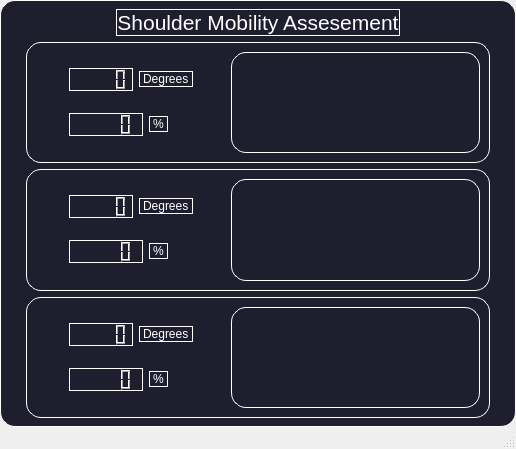
Qt form mobility_assesement.ui (tahaaa22/MuscleMetric-Pro) before a commit.
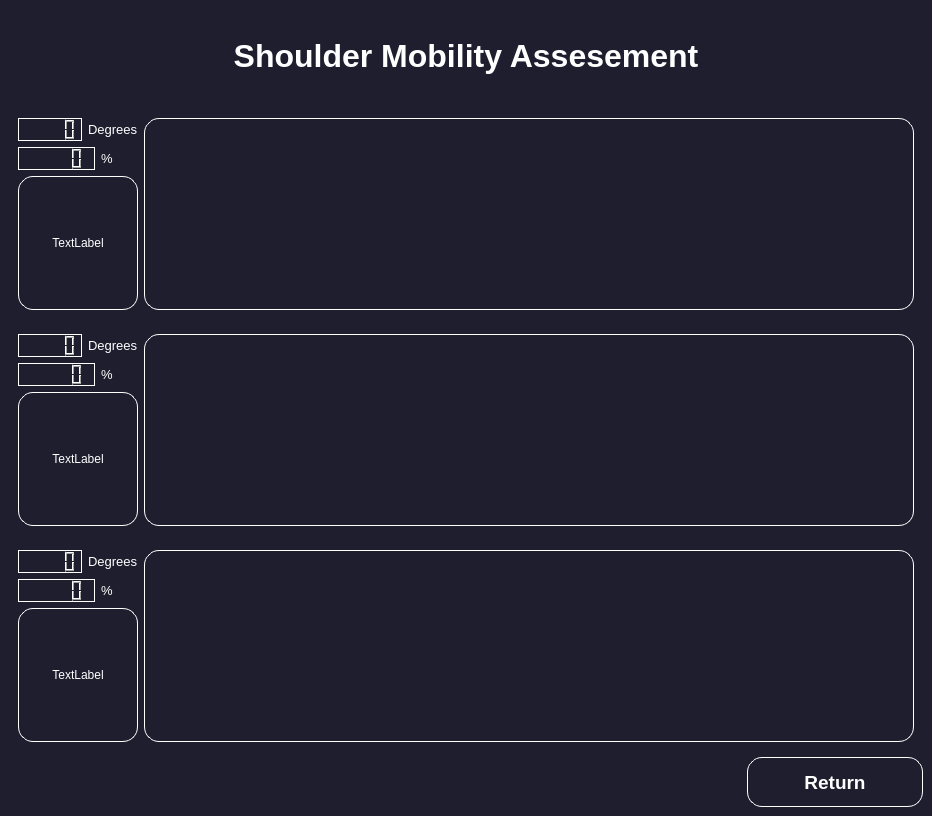
The same form after that commit.

```diff
--- a/mobility_assesement.ui
+++ b/mobility_assesement.ui
@@ -6,8 +6,8 @@
    <rect>
     <x>0</x>
     <y>0</y>
-    <width>516</width>
-    <height>449</height>
+    <width>932</width>
+    <height>816</height>
    </rect>
   </property>
   <property name="windowTitle">
@@ -16,123 +16,15 @@
   <widget class="QWidget" name="centralwidget">
    <property name="styleSheet">
     <string notr="true">background-color: #1e1e2f;
-border: 1.2px solid #ffffff;
-border-style: outset;
-border-radius: 15px;
+border:none;
 color:#ffffff;
 </string>
    </property>
-   <layout class="QGridLayout" name="gridLayout">
-    <item row="2" column="0">
-     <spacer name="horizontalSpacer_12">
-      <property name="orientation">
-       <enum>Qt::Horizontal</enum>
-      </property>
-      <property name="sizeHint" stdset="0">
-       <size>
-        <width>40</width>
-        <height>20</height>
-       </size>
-      </property>
-     </spacer>
-    </item>
-    <item row="2" column="1">
-     <widget class="QGroupBox" name="">
-      <layout class="QHBoxLayout" name="horizontalLayout_9">
+   <layout class="QGridLayout" name="gridLayout_4">
+    <item row="0" column="0">
+     <layout class="QVBoxLayout" name="verticalLayout_4">
        <item>
-        <spacer name="horizontalSpacer_10">
-         <property name="orientation">
-          <enum>Qt::Horizontal</enum>
-         </property>
-         <property name="sizeHint" stdset="0">
-          <size>
-           <width>40</width>
-           <height>20</height>
-          </size>
-         </property>
-        </spacer>
-       </item>
-       <item>
-        <layout class="QVBoxLayout" name="verticalLayout_2">
-         <item>
-          <layout class="QHBoxLayout" name="horizontalLayout_4">
-           <item>
-            <widget class="QLCDNumber" name="adduction_deg"/>
-           </item>
-           <item>
-            <widget class="QLabel" name="add_deg_label">
-             <property name="sizePolicy">
-              <sizepolicy hsizetype="Fixed" vsizetype="Fixed">
-               <horstretch>0</horstretch>
-               <verstretch>0</verstretch>
-              </sizepolicy>
-             </property>
-             <property name="text">
-              <string>Degrees</string>
-             </property>
-            </widget>
-           </item>
-          </layout>
-         </item>
-         <item>
-          <layout class="QHBoxLayout" name="horizontalLayout_5">
-           <item>
-            <widget class="QLCDNumber" name="adduction_per"/>
-           </item>
-           <item>
-            <widget class="QLabel" name="add_per_label">
-             <property name="sizePolicy">
-              <sizepolicy hsizetype="Fixed" vsizetype="Fixed">
-               <horstretch>0</horstretch>
-               <verstretch>0</verstretch>
-              </sizepolicy>
-             </property>
-             <property name="text">
-              <string>%</string>
-             </property>
-            </widget>
-           </item>
-           <item>
-            <spacer name="horizontalSpacer_4">
-             <property name="orientation">
-              <enum>Qt::Horizontal</enum>
-             </property>
-             <property name="sizeType">
-              <enum>QSizePolicy::Fixed</enum>
-             </property>
-             <property name="sizeHint" stdset="0">
-              <size>
-               <width>25</width>
-               <height>20</height>
-              </size>
-             </property>
-            </spacer>
-           </item>
-          </layout>
-         </item>
-        </layout>
-       </item>
-       <item>
-        <spacer name="horizontalSpacer_7">
-         <property name="orientation">
-          <enum>Qt::Horizontal</enum>
-         </property>
-         <property name="sizeHint" stdset="0">
-          <size>
-           <width>40</width>
-           <height>20</height>
-          </size>
-         </property>
-        </spacer>
-       </item>
-       <item>
-        <widget class="QGraphicsView" name="adduction"/>
-       </item>
-      </layout>
-     </widget>
-    </item>
-    <item row="0" column="1">
-     <layout class="QHBoxLayout" name="horizontalLayout">
+       <layout class="QHBoxLayout" name="title">
       <item>
        <spacer name="horizontalSpacer_2">
         <property name="orientation">
@@ -165,9 +57,14 @@
         </property>
         <property name="font">
          <font>
-          <pointsize>16</pointsize>
-         </font>
-        </property>
+            <pointsize>24</pointsize>
+            <weight>75</weight>
+            <bold>true</bold>
+           </font>
+          </property>
+          <property name="styleSheet">
+           <string notr="true">border:none;</string>
+          </property>
         <property name="text">
          <string>Shoulder Mobility Assesement</string>
         </property>
@@ -194,28 +91,33 @@
       </item>
      </layout>
     </item>
-    <item row="1" column="1">
-     <widget class="QGroupBox" name="">
-      <layout class="QHBoxLayout" name="horizontalLayout_8">
        <item>
-        <spacer name="horizontalSpacer_9">
-         <property name="orientation">
-          <enum>Qt::Horizontal</enum>
-         </property>
-         <property name="sizeHint" stdset="0">
-          <size>
-           <width>40</width>
-           <height>20</height>
-          </size>
-         </property>
-        </spacer>
-       </item>
-       <item>
+       <widget class="QGroupBox" name="extensionBox">
+        <layout class="QGridLayout" name="gridLayout_3">
+         <item row="0" column="0">
         <layout class="QVBoxLayout" name="verticalLayout">
          <item>
           <layout class="QHBoxLayout" name="horizontalLayout_2">
            <item>
-            <widget class="QLCDNumber" name="flexion_deg"/>
+              <widget class="QLCDNumber" name="flexion_deg">
+               <property name="sizePolicy">
+                <sizepolicy hsizetype="Minimum" vsizetype="Fixed">
+                 <horstretch>0</horstretch>
+                 <verstretch>0</verstretch>
+                </sizepolicy>
+               </property>
+               <property name="maximumSize">
+                <size>
+                 <width>16777215</width>
+                 <height>40</height>
+                </size>
+               </property>
+               <property name="styleSheet">
+                <string notr="true">border: 1.2px solid #ffffff;
+border-style: outset;
+border-radius: 15px;</string>
+               </property>
+              </widget>
            </item>
            <item>
             <widget class="QLabel" name="flex_deg_label">
@@ -225,6 +127,11 @@
                <verstretch>0</verstretch>
               </sizepolicy>
              </property>
+               <property name="font">
+                <font>
+                 <pointsize>10</pointsize>
+                </font>
+               </property>
              <property name="text">
               <string>Degrees</string>
              </property>
@@ -235,7 +142,25 @@
          <item>
           <layout class="QHBoxLayout" name="horizontalLayout_3">
            <item>
-            <widget class="QLCDNumber" name="flexion_per"/>
+              <widget class="QLCDNumber" name="flexion_per">
+               <property name="sizePolicy">
+                <sizepolicy hsizetype="Minimum" vsizetype="Fixed">
+                 <horstretch>0</horstretch>
+                 <verstretch>0</verstretch>
+                </sizepolicy>
+               </property>
+               <property name="maximumSize">
+                <size>
+                 <width>16777215</width>
+                 <height>40</height>
+                </size>
+               </property>
+               <property name="styleSheet">
+                <string notr="true">border: 1.2px solid #ffffff;
+border-style: outset;
+border-radius: 15px;</string>
+               </property>
+              </widget>
            </item>
            <item>
             <widget class="QLabel" name="flex_per_label">
@@ -245,6 +170,11 @@
                <verstretch>0</verstretch>
               </sizepolicy>
              </property>
+               <property name="font">
+                <font>
+                 <pointsize>10</pointsize>
+                </font>
+               </property>
              <property name="text">
               <string>%</string>
              </property>
@@ -270,47 +200,182 @@
          </item>
         </layout>
        </item>
-       <item>
-        <spacer name="horizontalSpacer_3">
-         <property name="orientation">
-          <enum>Qt::Horizontal</enum>
-         </property>
-         <property name="sizeHint" stdset="0">
+         <item row="0" column="1" rowspan="2">
+          <widget class="QGraphicsView" name="flexion">
+           <property name="styleSheet">
+            <string notr="true">border: 1.2px solid #ffffff;
+border-style: outset;
+border-radius: 15px;</string>
+           </property>
+          </widget>
+         </item>
+         <item row="1" column="0">
+          <widget class="QLabel" name="label_3">
+           <property name="styleSheet">
+            <string notr="true">border: 1.2px solid #ffffff;
+border-style: outset;
+border-radius: 15px;
+font: 75 10pt &quot;MS Shell Dlg 2&quot; ;
+</string>
+           </property>
+           <property name="text">
+            <string>TextLabel</string>
+           </property>
+           <property name="alignment">
+            <set>Qt::AlignCenter</set>
+           </property>
+          </widget>
+         </item>
+        </layout>
+       </widget>
+      </item>
+      <item>
+       <widget class="QGroupBox" name="abductionBox">
+        <layout class="QGridLayout" name="gridLayout_2">
+         <item row="0" column="0">
+          <layout class="QVBoxLayout" name="verticalLayout_2">
+           <item>
+            <layout class="QHBoxLayout" name="horizontalLayout_4">
+             <item>
+              <widget class="QLCDNumber" name="adduction_deg">
+               <property name="maximumSize">
           <size>
-           <width>40</width>
-           <height>20</height>
-          </size>
-         </property>
-        </spacer>
+                 <width>16777215</width>
+                 <height>40</height>
+                </size>
+               </property>
+               <property name="styleSheet">
+                <string notr="true">border: 1.2px solid #ffffff;
+border-style: outset;
+border-radius: 15px;</string>
+               </property>
+              </widget>
        </item>
        <item>
-        <widget class="QGraphicsView" name="flexion"/>
-       </item>
-      </layout>
-     </widget>
-    </item>
-    <item row="3" column="1">
-     <widget class="QGroupBox" name="">
-      <layout class="QHBoxLayout" name="horizontalLayout_10">
+              <widget class="QLabel" name="add_deg_label">
+               <property name="sizePolicy">
+                <sizepolicy hsizetype="Fixed" vsizetype="Fixed">
+                 <horstretch>0</horstretch>
+                 <verstretch>0</verstretch>
+                </sizepolicy>
+               </property>
+               <property name="font">
+                <font>
+                 <pointsize>10</pointsize>
+                </font>
+               </property>
+               <property name="text">
+                <string>Degrees</string>
+               </property>
+              </widget>
+             </item>
+            </layout>
+           </item>
+           <item>
+            <layout class="QHBoxLayout" name="horizontalLayout_5">
+             <item>
+              <widget class="QLCDNumber" name="adduction_per">
+               <property name="maximumSize">
+                <size>
+                 <width>16777215</width>
+                 <height>40</height>
+                </size>
+               </property>
+               <property name="styleSheet">
+                <string notr="true">border: 1.2px solid #ffffff;
+border-style: outset;
+border-radius: 15px;</string>
+               </property>
+              </widget>
+             </item>
        <item>
-        <spacer name="horizontalSpacer_11">
+              <widget class="QLabel" name="add_per_label">
+               <property name="sizePolicy">
+                <sizepolicy hsizetype="Fixed" vsizetype="Fixed">
+                 <horstretch>0</horstretch>
+                 <verstretch>0</verstretch>
+                </sizepolicy>
+               </property>
+               <property name="font">
+                <font>
+                 <pointsize>10</pointsize>
+                </font>
+               </property>
+               <property name="text">
+                <string>%</string>
+               </property>
+              </widget>
+             </item>
+             <item>
+              <spacer name="horizontalSpacer_4">
          <property name="orientation">
           <enum>Qt::Horizontal</enum>
          </property>
+               <property name="sizeType">
+                <enum>QSizePolicy::Fixed</enum>
+               </property>
          <property name="sizeHint" stdset="0">
           <size>
-           <width>40</width>
+                 <width>25</width>
            <height>20</height>
           </size>
          </property>
         </spacer>
        </item>
+            </layout>
+           </item>
+          </layout>
+         </item>
+         <item row="0" column="1" rowspan="2">
+          <widget class="QGraphicsView" name="adduction">
+           <property name="styleSheet">
+            <string notr="true">border: 1.2px solid #ffffff;
+border-style: outset;
+border-radius: 15px;</string>
+           </property>
+          </widget>
+         </item>
+         <item row="1" column="0">
+          <widget class="QLabel" name="label_2">
+           <property name="styleSheet">
+            <string notr="true">border: 1.2px solid #ffffff;
+border-style: outset;
+border-radius: 15px;
+font: 75 10pt &quot;MS Shell Dlg 2&quot; ;
+</string>
+           </property>
+           <property name="text">
+            <string>TextLabel</string>
+           </property>
+           <property name="alignment">
+            <set>Qt::AlignCenter</set>
+           </property>
+          </widget>
+         </item>
+        </layout>
+       </widget>
+      </item>
        <item>
+       <widget class="QGroupBox" name="groupBox">
+        <layout class="QGridLayout" name="gridLayout">
+         <item row="0" column="0">
         <layout class="QVBoxLayout" name="verticalLayout_3">
          <item>
           <layout class="QHBoxLayout" name="horizontalLayout_6">
            <item>
-            <widget class="QLCDNumber" name="extension_deg"/>
+              <widget class="QLCDNumber" name="extension_deg">
+               <property name="maximumSize">
+                <size>
+                 <width>16777215</width>
+                 <height>40</height>
+                </size>
+               </property>
+               <property name="styleSheet">
+                <string notr="true">border: 1.2px solid #ffffff;
+border-style: outset;
+border-radius: 15px;</string>
+               </property>
+              </widget>
            </item>
            <item>
             <widget class="QLabel" name="ext_deg_label">
@@ -320,6 +385,11 @@
                <verstretch>0</verstretch>
               </sizepolicy>
              </property>
+               <property name="font">
+                <font>
+                 <pointsize>10</pointsize>
+                </font>
+               </property>
              <property name="text">
               <string>Degrees</string>
              </property>
@@ -330,7 +400,19 @@
          <item>
           <layout class="QHBoxLayout" name="horizontalLayout_7">
            <item>
-            <widget class="QLCDNumber" name="extension_per"/>
+              <widget class="QLCDNumber" name="extension_per">
+               <property name="maximumSize">
+                <size>
+                 <width>16777215</width>
+                 <height>40</height>
+                </size>
+               </property>
+               <property name="styleSheet">
+                <string notr="true">border: 1.2px solid #ffffff;
+border-style: outset;
+border-radius: 15px;</string>
+               </property>
+              </widget>
            </item>
            <item>
             <widget class="QLabel" name="ext_per_label">
@@ -340,6 +422,11 @@
                <verstretch>0</verstretch>
               </sizepolicy>
              </property>
+               <property name="font">
+                <font>
+                 <pointsize>10</pointsize>
+                </font>
+               </property>
              <property name="text">
               <string>%</string>
              </property>
@@ -365,51 +452,90 @@
          </item>
         </layout>
        </item>
+         <item row="0" column="1" rowspan="2">
+          <widget class="QGraphicsView" name="extension">
+           <property name="styleSheet">
+            <string notr="true">border: 1.2px solid #ffffff;
+border-style: outset;
+border-radius: 15px;</string>
+           </property>
+          </widget>
+         </item>
+         <item row="1" column="0">
+          <widget class="QLabel" name="label">
+           <property name="styleSheet">
+            <string notr="true">border: 1.2px solid #ffffff;
+border-style: outset;
+border-radius: 15px;
+font: 75 10pt &quot;MS Shell Dlg 2&quot; ;
+</string>
+           </property>
+           <property name="text">
+            <string>TextLabel</string>
+           </property>
+           <property name="alignment">
+            <set>Qt::AlignCenter</set>
+           </property>
+          </widget>
+         </item>
+        </layout>
+       </widget>
+      </item>
        <item>
-        <spacer name="horizontalSpacer_8">
+       <layout class="QHBoxLayout" name="horizontalLayout">
+        <item>
+         <spacer name="horizontalSpacer_3">
          <property name="orientation">
           <enum>Qt::Horizontal</enum>
          </property>
+          <property name="sizeType">
+           <enum>QSizePolicy::Minimum</enum>
+          </property>
          <property name="sizeHint" stdset="0">
           <size>
-           <width>40</width>
+            <width>738</width>
            <height>20</height>
           </size>
          </property>
         </spacer>
        </item>
        <item>
-        <widget class="QGraphicsView" name="extension"/>
-       </item>
-      </layout>
-     </widget>
-    </item>
-    <item row="2" column="2">
-     <spacer name="horizontalSpacer_13">
-      <property name="orientation">
-       <enum>Qt::Horizontal</enum>
-      </property>
-      <property name="sizeHint" stdset="0">
+         <widget class="QPushButton" name="pushButton">
+          <property name="sizePolicy">
+           <sizepolicy hsizetype="Fixed" vsizetype="Fixed">
+            <horstretch>0</horstretch>
+            <verstretch>0</verstretch>
+           </sizepolicy>
+          </property>
+          <property name="maximumSize">
        <size>
-        <width>40</width>
-        <height>20</height>
-       </size>
-      </property>
-     </spacer>
-    </item>
-   </layout>
+            <width>200</width>
+            <height>50</height>
+           </size>
+          </property>
+          <property name="font">
+           <font>
+            <pointsize>14</pointsize>
+            <weight>75</weight>
+            <bold>true</bold>
+           </font>
+          </property>
+          <property name="styleSheet">
+           <string notr="true">border: 1.2px solid #ffffff;
+border-style: outset;
+border-radius: 15px;</string>
+          </property>
+          <property name="text">
+           <string>Return</string>
+          </property>
+         </widget>
+        </item>
+       </layout>
+      </item>
+     </layout>
+    </item>
+   </layout>
   </widget>
-  <widget class="QMenuBar" name="menubar">
-   <property name="geometry">
-    <rect>
-     <x>0</x>
-     <y>0</y>
-     <width>516</width>
-     <height>22</height>
-    </rect>
-   </property>
-  </widget>
-  <widget class="QStatusBar" name="statusbar"/>
  </widget>
  <resources/>
  <connections/>
```
Lines whose indentation alone changed are shown as unchanged.
